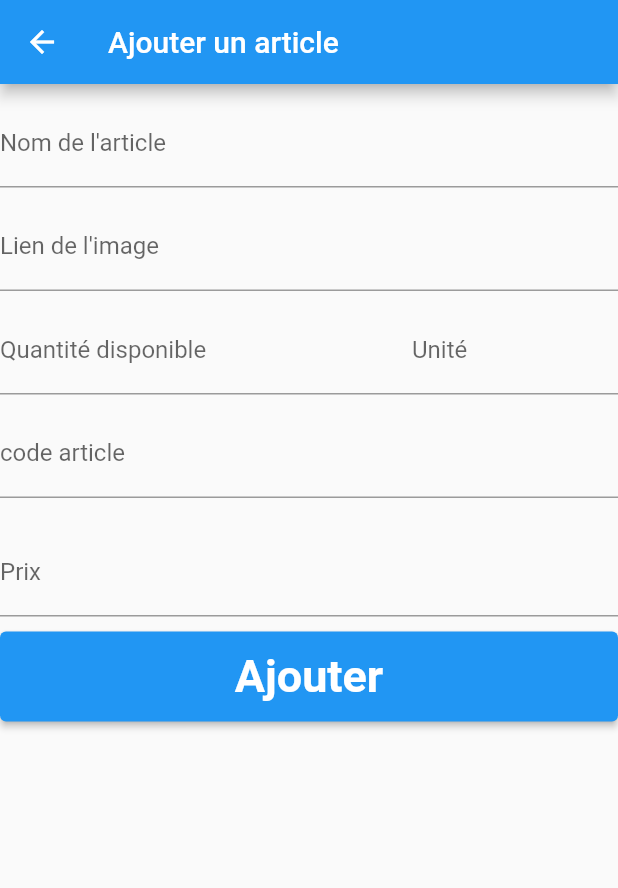
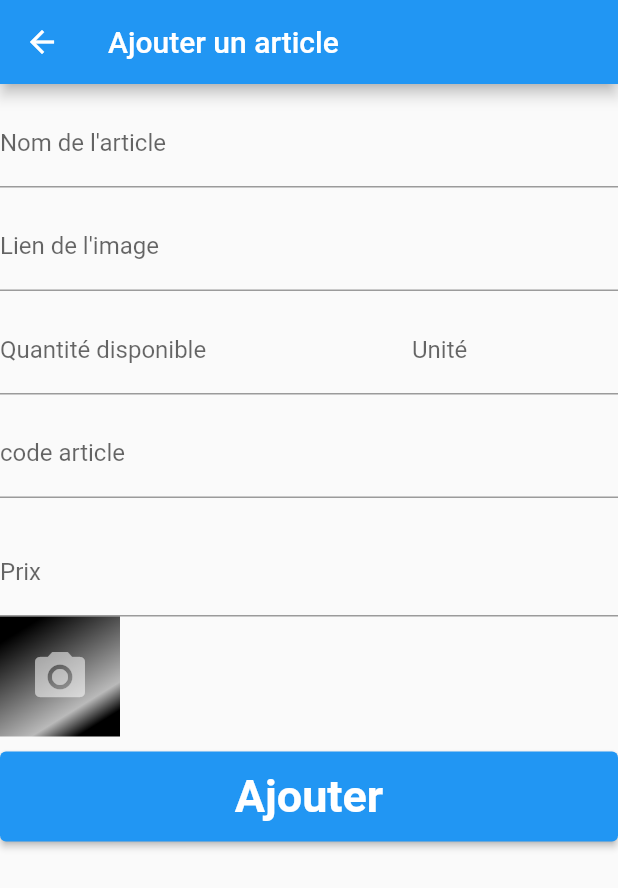
Before and after one commit to chamiabdellah/preSales, a Flutter app: the AddArticleScreen screen opened directly, on a phone screen of 412 x 824 dp. Shown: the top 888 px of the screen. Run offline on Flutter 3.47's test engine with Material 2 defaults, Android fonts, the phone set to English and light mode, and no system bars; our stand-ins replace flutter_riverpod, image_picker; network calls fail.

Commit message:
take a picture with the device camera

```diff
--- a/lib/compositeWidgets/AddArticleForm.dart
+++ b/lib/compositeWidgets/AddArticleForm.dart
@@ -9,9 +9,11 @@ import 'package:http/http.dart' as http;
 
 import '../providers/list_of_articles_provider.dart';
 import '../utils/Paths.dart';
+import '../widgets/PickImageCamera.dart';
 
 class AddArticleForm extends ConsumerStatefulWidget {
-  const AddArticleForm({Key? key, required this.scaffoldKey, this.baseArticle}) : super(key: key);
+  const AddArticleForm({Key? key, required this.scaffoldKey, this.baseArticle})
+      : super(key: key);
 
   final GlobalKey<ScaffoldState> scaffoldKey;
   final Article? baseArticle;
@@ -21,7 +23,6 @@ class AddArticleForm extends ConsumerStatefulWidget {
 }
 
 class _AddArticleFormState extends ConsumerState<AddArticleForm> {
-
   final _productFormKey = GlobalKey<FormState>();
 
   TextEditingController? articleNameController = TextEditingController();
@@ -36,9 +37,8 @@ class _AddArticleFormState extends ConsumerState<AddArticleForm> {
 
   @override
   void initState() {
-
     super.initState();
-    if(widget.baseArticle != null){
+    if (widget.baseArticle != null) {
       isAddMode = false;
       articleNameController!.text = widget.baseArticle!.name;
       articleQuantityController!.text = widget.baseArticle!.quantity.toString();
@@ -50,80 +50,87 @@ class _AddArticleFormState extends ConsumerState<AddArticleForm> {
   }
 
   void addToDataBase() async {
-    if(_productFormKey.currentState == null){
+    if (_productFormKey.currentState == null) {
       return;
     }
 
     // 1- validate the fields.
-    if(_productFormKey.currentState!.validate()){
+    if (_productFormKey.currentState!.validate()) {
       final String articleCode = articleCodeController!.value.text;
       final isNewCodeI = await ValidationLib.isNewArticleCode(articleCode);
       setState(() {
         isNewCode = isNewCodeI;
       });
 
-      if(!isNewCode! && isAddMode){
+      if (!isNewCode! && isAddMode) {
         return;
       }
       final Uri url;
-      if(isAddMode){
+      if (isAddMode) {
         url = Uri.parse(Paths.articlePath);
       } else {
-        Article article = ref.read(listOfArticlesProvider.notifier).getArticleByCode(articleCode);
+        Article article = ref
+            .read(listOfArticlesProvider.notifier)
+            .getArticleByCode(articleCode);
         url = Uri.parse(Paths.getArticlePathWithId(article.id));
       }
       // 2- read the values from the fields => will be done using the controllers
-      Map<String,dynamic> requestBody = {
-        'articleCode' : articleCode,
-        'articleName' : articleNameController!.value.text,
-        'image' : articleImageController!.value.text,
-        'price' : double.parse(articlePriceController!.value.text),
-        'quantity' : double.parse(articleQuantityController!.value.text),
-        'unit' : articleUnitController!.value.text,
+      Map<String, dynamic> requestBody = {
+        'articleCode': articleCode,
+        'articleName': articleNameController!.value.text,
+        'image': articleImageController!.value.text,
+        'price': double.parse(articlePriceController!.value.text),
+        'quantity': double.parse(articleQuantityController!.value.text),
+        'unit': articleUnitController!.value.text,
       };
 
       // 3 - send the request to the db
       final http.Response response;
-      if(isAddMode){
+      if (isAddMode) {
         response = await http.post(url, body: json.encode(requestBody));
       } else {
         response = await http.patch(url, body: json.encode(requestBody));
       }
 
       // 4 - get the save status :
-      if(response.statusCode == 200){
-
+      if (response.statusCode == 200) {
         // 5 - on success show a snack bar
 
-        ScaffoldMessenger.of(widget.scaffoldKey.currentState!.context).clearSnackBars();
+        ScaffoldMessenger.of(widget.scaffoldKey.currentState!.context)
+            .clearSnackBars();
         //ScaffoldMessenger.of(context).clearSnackBars();
         final snackBar = SnackBar(
           duration: const Duration(seconds: 10),
-          content: isAddMode ?
-          Text('L\'article ${articleNameController!.value.text} a été ajouté avec succès')
-          : Text('L\'article ${articleNameController!.value.text} a été modifié avec succès'),
+          content: isAddMode
+              ? Text(
+                  'L\'article ${articleNameController!.value.text} a été ajouté avec succès')
+              : Text(
+                  'L\'article ${articleNameController!.value.text} a été modifié avec succès'),
         );
-        ScaffoldMessenger.of(widget.scaffoldKey.currentState!.context).showSnackBar(snackBar);
+        ScaffoldMessenger.of(widget.scaffoldKey.currentState!.context)
+            .showSnackBar(snackBar);
         Navigator.of(widget.scaffoldKey.currentState!.context).pop();
 
-        final extractedData = json.decode(response.body) as Map<String, dynamic>;
+        final extractedData =
+            json.decode(response.body) as Map<String, dynamic>;
 
         final article = Article(
-            articleCode : articleCode,
-            name : articleNameController!.value.text,
-            picture : articleImageController!.value.text,
-            price : double.parse(articlePriceController!.value.text),
-            quantity: double.parse(articleQuantityController!.value.text),
-            unit : articleUnitController!.value.text,
-            id: isAddMode ? extractedData['name'] : widget.baseArticle!.id,
+          articleCode: articleCode,
+          name: articleNameController!.value.text,
+          picture: articleImageController!.value.text,
+          price: double.parse(articlePriceController!.value.text),
+          quantity: double.parse(articleQuantityController!.value.text),
+          unit: articleUnitController!.value.text,
+          id: isAddMode ? extractedData['name'] : widget.baseArticle!.id,
         );
 
-        if(isAddMode){
+        if (isAddMode) {
           ref.read(listOfArticlesProvider.notifier).addArticle(article);
         } else {
-          ref.read(listOfArticlesProvider.notifier).modifyArticle(article, articleCode);
+          ref
+              .read(listOfArticlesProvider.notifier)
+              .modifyArticle(article, articleCode);
         }
-
 
         // 6 - clear the content of hte form
         articleNameController?.clear();
@@ -135,8 +142,8 @@ class _AddArticleFormState extends ConsumerState<AddArticleForm> {
       }
     }
     // 4 - treat the exceptions.
-      // 4.1 - the product exists already in the db => add the condition to the validation of the code
-      // 4.2 - the quantity is negative [DONE]
+    // 4.1 - the product exists already in the db => add the condition to the validation of the code
+    // 4.2 - the quantity is negative [DONE]
   }
 
   @override
@@ -188,8 +195,8 @@ class _AddArticleFormState extends ConsumerState<AddArticleForm> {
             isEnabled: isAddMode,
           ),
           const SizedBox(height: columnSpace),
-          Builder(builder: (BuildContext context){
-            if(!isNewCode! && isAddMode){
+          Builder(builder: (BuildContext context) {
+            if (!isNewCode! && isAddMode) {
               return const Text("Ce code est déjà utilisé");
             }
             return const SizedBox.shrink();
@@ -201,7 +208,12 @@ class _AddArticleFormState extends ConsumerState<AddArticleForm> {
             textInputType: TextInputType.number,
             controller: articlePriceController,
           ),
-          //ImagePicker(),
+          Row(
+            children: const [
+              PickImageCamera(),
+              //PickImageFile(),
+            ],
+          ),
           Flexible(
             flex: 1,
             child: Padding(
@@ -211,9 +223,10 @@ class _AddArticleFormState extends ConsumerState<AddArticleForm> {
                 height: 60,
                 child: ElevatedButton(
                   onPressed: addToDataBase,
-                  child:  Text(
+                  child: Text(
                     isAddMode ? "Ajouter" : "Modifier",
-                    style: const TextStyle(fontSize: 30, fontWeight: FontWeight.bold),
+                    style: const TextStyle(
+                        fontSize: 30, fontWeight: FontWeight.bold),
                   ),
                 ),
               ),
--- /dev/null
+++ b/lib/widgets/PickImageCamera.dart
@@ -0,0 +1,54 @@
+import 'dart:io';
+
+import 'package:flutter/material.dart';
+import 'package:image_picker/image_picker.dart';
+
+class PickImageCamera extends StatefulWidget {
+  const PickImageCamera({Key? key}) : super(key: key);
+
+  @override
+  State<PickImageCamera> createState() => _ImagePickerState();
+}
+
+class _ImagePickerState extends State<PickImageCamera> {
+
+  File? imageFile;
+
+  void takePicture() async {
+    ImagePicker picker = ImagePicker();
+    final XFile? image = await picker.pickImage(source: ImageSource.camera);
+    if(image != null){
+      setState(() {
+        imageFile = File(image.path);
+      });
+    }
+  }
+
+  Widget defaultContent = Container(
+    width: 80,
+    height: 80,
+    //color: Colors.black12,
+    decoration: const BoxDecoration(
+      gradient: LinearGradient(
+        transform: GradientRotation(45),
+        colors: [Colors.black, Colors.black26,Colors.black],
+        stops: [0, 0.8 ,1.0],
+      ),
+    ),
+    child: const Icon(
+      color: Colors.white54,
+      Icons.camera_alt,
+      size: 40,
+    ),
+  );
+
+
+  @override
+  Widget build(BuildContext context) {
+    return InkWell(
+      onTap: takePicture,
+      child: imageFile == null ? defaultContent :
+      Image.file(imageFile!, fit: BoxFit.fill,height: 90) ,
+    );
+  }
+}
```
Also changed, not shown: 2 other files.
